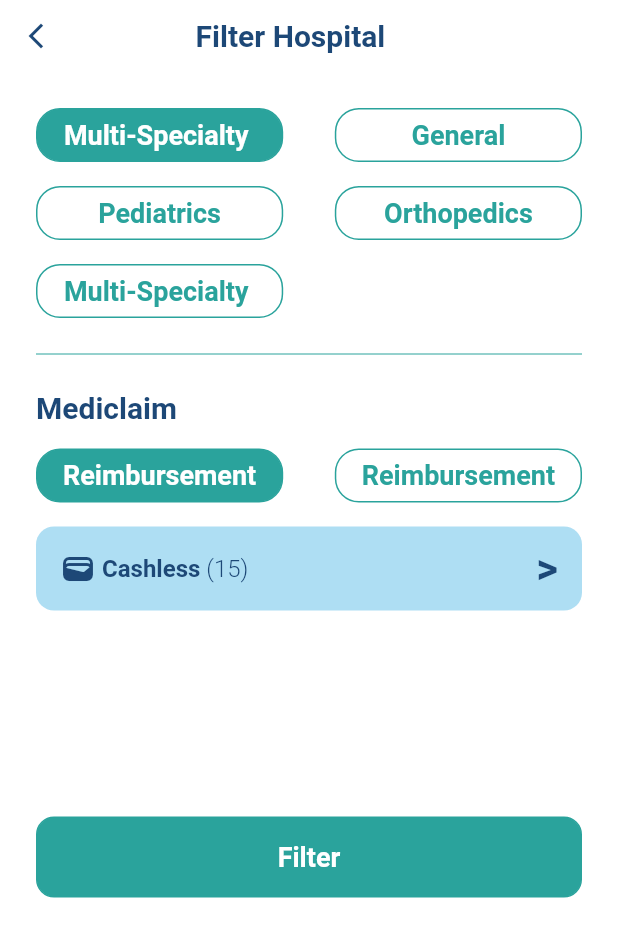
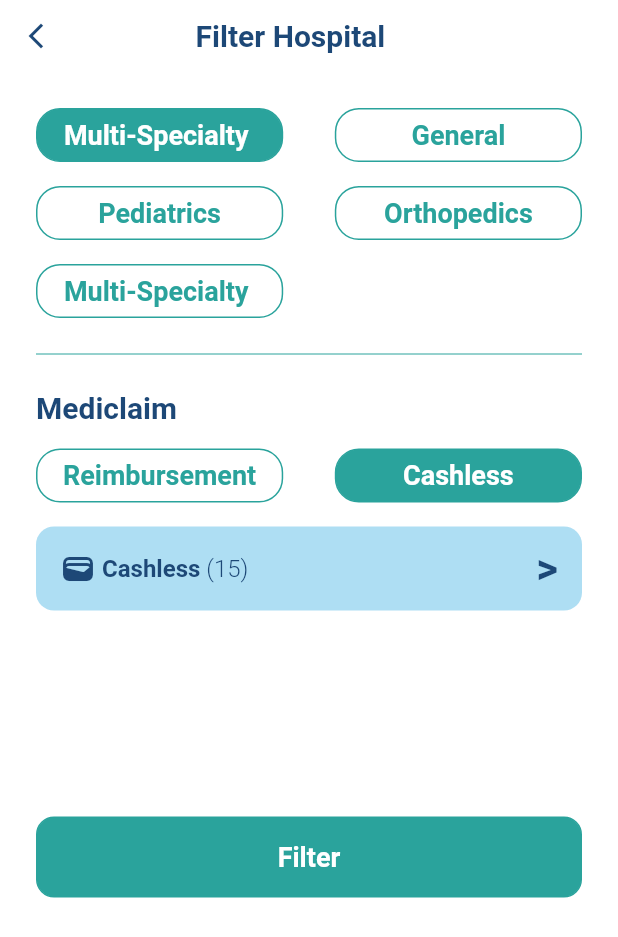
Before and after one commit to Hasnainhai/emos, a Flutter app: the FilterHosptialPopup widget shown alone on an empty page, opened directly, on a phone screen of 412 x 824 dp. Shown: the top 937 px of the screen. Run offline on Flutter 3.47's test engine with Material 2 defaults, Android fonts, the phone set to English and light mode, and no system bars; our stand-ins replace another_flushbar, fluttertoast, google_fonts; network calls fail.

Commit message:
changes to fix the issue of the app

```diff
--- a/lib/view/HosptialListView/filter_hosptial.dart
+++ b/lib/view/HosptialListView/filter_hosptial.dart
@@ -20,8 +20,9 @@ class _FilterHosptialPopupState extends State<FilterHosptialPopup> {
   bool fourth = false;
 
   bool fifth = false;
-  bool six = true;
-  bool seven = false;
+  bool six = false;
+  bool seven = true;
+  bool eight = false;
 
   @override
   Widget build(BuildContext context) {
@@ -32,7 +33,9 @@ class _FilterHosptialPopupState extends State<FilterHosptialPopup> {
             Row(
               children: [
                 IconButton(
-                  onPressed: () {},
+                  onPressed: () {
+                    Navigator.pop(context);
+                  },
                   icon: const Icon(
                     Icons.arrow_back_ios_new,
                     color: AppColor.textColor,
@@ -189,13 +192,27 @@ class _FilterHosptialPopupState extends State<FilterHosptialPopup> {
                             fillColor: seven
                                 ? AppColor.bgFillColor
                                 : Colors.transparent,
-                            text: "Reimbursement",
+                            text: "Cashless",
                             textColor: seven
                                 ? AppColor.whiteColor
                                 : AppColor.bgFillColor),
                       ),
                     ],
                   ),
+                  // const VerticalSpeacing(16),
+                  // InkWell(
+                  //   onTap: () {
+                  //     setState(() {
+                  //       eight = !eight;
+                  //     });
+                  //   },
+                  //   child: HosptialFilterButton(
+                  //       fillColor:
+                  //           eight ? AppColor.bgFillColor : Colors.transparent,
+                  //       text: "Insurance",
+                  //       textColor:
+                  //           eight ? AppColor.whiteColor : AppColor.bgFillColor),
+                  // ),
                   const VerticalSpeacing(16),
                   Container(
                     height: 56,
@@ -266,7 +283,9 @@ class _FilterHosptialPopupState extends State<FilterHosptialPopup> {
                   VerticalSpeacing(MediaQuery.of(context).size.width / 3),
                   RoundedButton(
                     title: "Filter",
-                    onpress: () {},
+                    onpress: () {
+                      Navigator.pop(context);
+                    },
                     bgColor: AppColor.bgFillColor,
                     titleColor: AppColor.whiteColor,
                   ),
```
